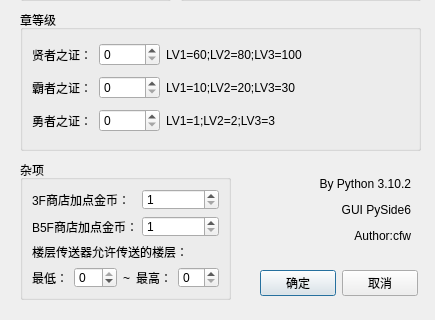
cfwnico/xinSavedataEditor, file setting.ui: the form before one commit; both pictures show x 0 to 435 and y 430 to 750 of the 435 by 750 pixel window.
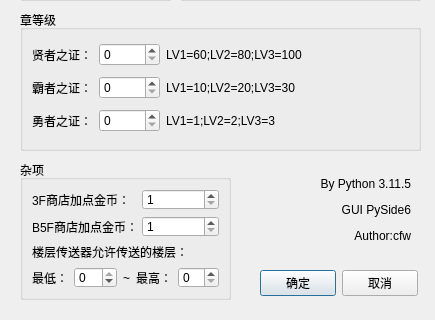
The form after the commit.

Commit message: UI: 标题V1.2，Python版本号3.11.5

What changed in the file:
```diff
--- a/setting.ui
+++ b/setting.ui
@@ -700,7 +700,7 @@
     <string>cfw</string>
    </property>
    <property name="text">
-    <string>&lt;html&gt;&lt;head/&gt;&lt;body&gt;&lt;p align=&quot;right&quot;&gt;By Python 3.10.2&lt;/p&gt;&lt;p align=&quot;right&quot;&gt;GUI PySide6&lt;/p&gt;&lt;p align=&quot;right&quot;&gt;Author:cfw&lt;/p&gt;&lt;/body&gt;&lt;/html&gt;</string>
+    <string>&lt;html&gt;&lt;head/&gt;&lt;body&gt;&lt;p align=&quot;right&quot;&gt;By Python 3.11.5&lt;/p&gt;&lt;p align=&quot;right&quot;&gt;GUI PySide6&lt;/p&gt;&lt;p align=&quot;right&quot;&gt;Author:cfw&lt;/p&gt;&lt;/body&gt;&lt;/html&gt;</string>
    </property>
   </widget>
   <widget class="QGroupBox" name="groupBox_6">
```
The commit also changes 3 other files.
